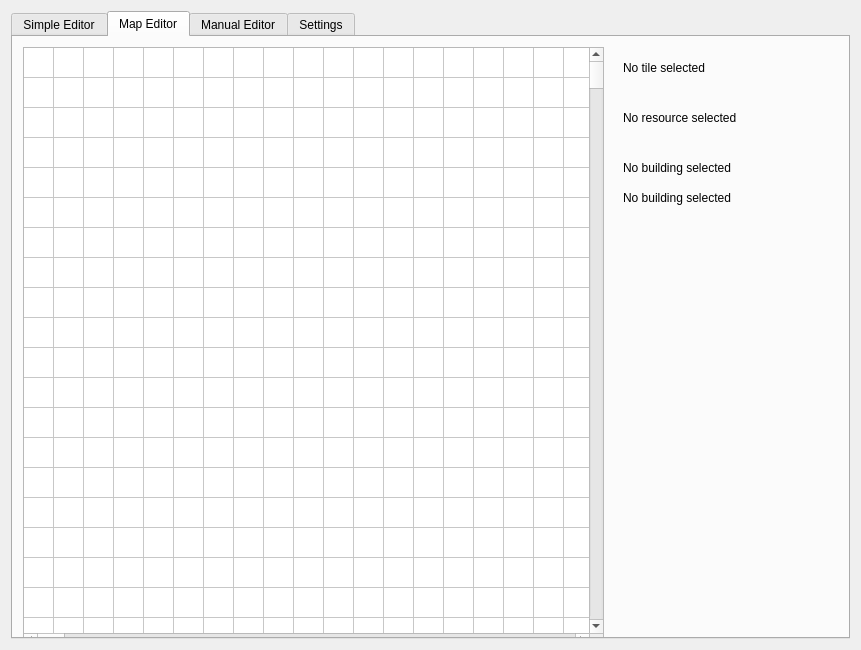
The window that main_window.ui (Femboy-Airlines/VecEdit) describes before a commit, drawn with Qt 5.
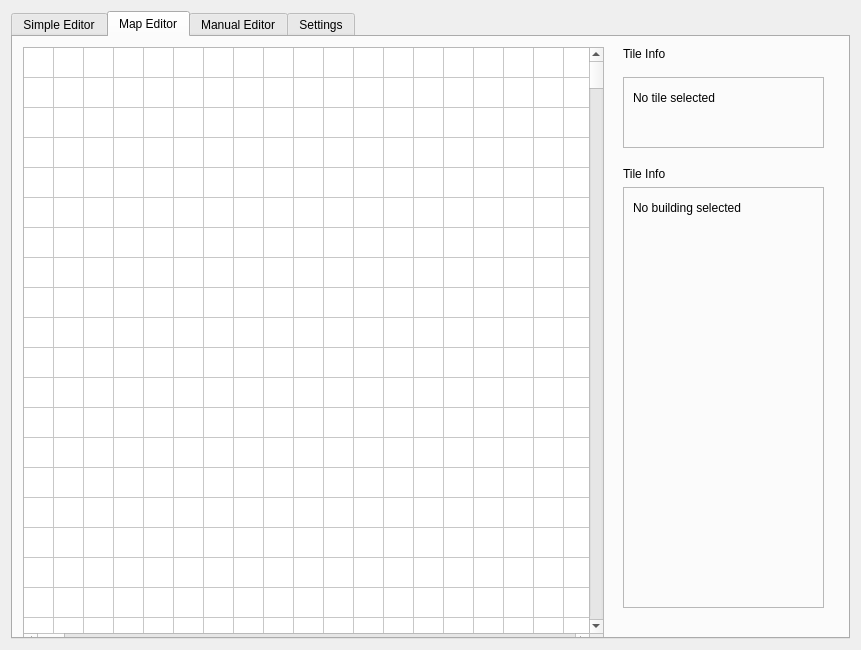
The same window after the commit. The open tabs and pages were chosen to show the change.

Commit message: Now displays storage of storage, depot, and collector. Updated side panel to look better and show capitalized text without "vec_".

What changed in the file:
```diff
--- a/main_window.ui
+++ b/main_window.ui
@@ -354,24 +354,39 @@
          <height>611</height>
         </rect>
        </property>
-       <widget class="QLabel" name="buildingDisplay">
+       <widget class="QLabel" name="tileInfoLabel">
         <property name="geometry">
          <rect>
           <x>10</x>
-          <y>120</y>
-          <width>161</width>
-          <height>21</height>
+          <y>10</y>
+          <width>47</width>
+          <height>13</height>
          </rect>
         </property>
         <property name="text">
-         <string>No building selected</string>
+         <string>Tile Info</string>
         </property>
        </widget>
+       <widget class="QFrame" name="tileFrame">
+        <property name="geometry">
+         <rect>
+          <x>10</x>
+          <y>40</y>
+          <width>201</width>
+          <height>71</height>
+         </rect>
+        </property>
+        <property name="frameShape">
+         <enum>QFrame::StyledPanel</enum>
+        </property>
+        <property name="frameShadow">
+         <enum>QFrame::Raised</enum>
+        </property>
        <widget class="QLabel" name="coordsDisplay">
         <property name="geometry">
          <rect>
           <x>10</x>
-          <y>20</y>
+           <y>10</y>
           <width>161</width>
           <height>21</height>
          </rect>
@@ -384,20 +399,49 @@
         <property name="geometry">
          <rect>
           <x>10</x>
-          <y>70</y>
+           <y>40</y>
           <width>161</width>
           <height>21</height>
          </rect>
         </property>
         <property name="text">
-         <string>No resource selected</string>
-        </property>
-       </widget>
-       <widget class="QLabel" name="factionDisplay">
+          <string/>
+         </property>
+        </widget>
+       </widget>
+       <widget class="QLabel" name="buildingInfoLabel">
+        <property name="geometry">
+         <rect>
+          <x>10</x>
+          <y>130</y>
+          <width>47</width>
+          <height>13</height>
+         </rect>
+        </property>
+        <property name="text">
+         <string>Tile Info</string>
+        </property>
+       </widget>
+       <widget class="QFrame" name="buildingFrame">
         <property name="geometry">
          <rect>
           <x>10</x>
           <y>150</y>
+          <width>201</width>
+          <height>421</height>
+         </rect>
+        </property>
+        <property name="frameShape">
+         <enum>QFrame::StyledPanel</enum>
+        </property>
+        <property name="frameShadow">
+         <enum>QFrame::Raised</enum>
+        </property>
+        <widget class="QLabel" name="buildingDisplay">
+         <property name="geometry">
+          <rect>
+           <x>10</x>
+           <y>10</y>
           <width>161</width>
           <height>21</height>
          </rect>
@@ -405,6 +449,33 @@
         <property name="text">
          <string>No building selected</string>
         </property>
+        </widget>
+        <widget class="QLabel" name="factionDisplay">
+         <property name="geometry">
+          <rect>
+           <x>10</x>
+           <y>40</y>
+           <width>161</width>
+           <height>21</height>
+          </rect>
+         </property>
+         <property name="text">
+          <string/>
+         </property>
+        </widget>
+        <widget class="QLabel" name="storageDisplay">
+         <property name="geometry">
+          <rect>
+           <x>10</x>
+           <y>80</y>
+           <width>161</width>
+           <height>21</height>
+          </rect>
+         </property>
+         <property name="text">
+          <string/>
+         </property>
+        </widget>
        </widget>
       </widget>
       <widget class="QTableWidget" name="mapTable">
```
Lines whose indentation alone changed are shown as unchanged. The commit also changes 1 other file.
